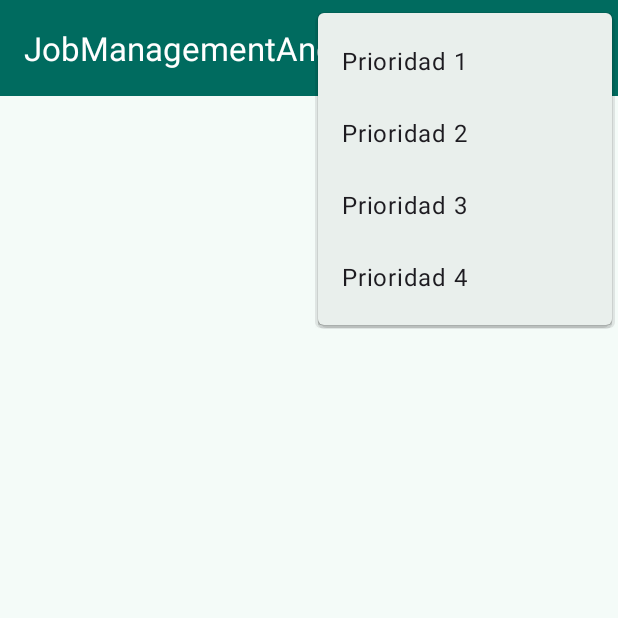
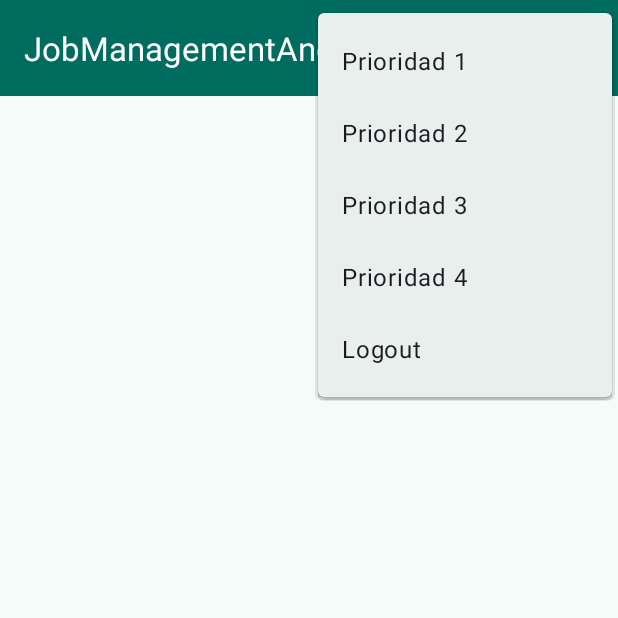
Before and after one commit to Marcos150/JobManagementAndroid, an Android app: the screen it shows after launch (MainActivity), with the options menu open, on a phone screen of 412 x 824 dp, the top half of it. Run offline under Robolectric (Android 15) with nearby library versions, the phone set to English and light mode, and no system bars; our stand-ins replace Room's generated code.

Commit message:
Implementado logout

```diff
--- a/app/src/main/res/menu/menu.xml
+++ b/app/src/main/res/menu/menu.xml
@@ -23,4 +23,7 @@
     <item
         android:id="@+id/opPriority4"
         android:title="@string/txt_menu_priority4" />
+    <item
+        android:id="@+id/opLogout"
+        android:title="@string/txt_menu_logout" />
 </menu>
--- a/app/src/main/res/values/strings.xml
+++ b/app/src/main/res/values/strings.xml
@@ -8,6 +8,7 @@
     <string name="txt_menu_priority2">Prioridad 2</string>
     <string name="txt_menu_priority3">Prioridad 3</string>
     <string name="txt_menu_priority4">Prioridad 4</string>
+    <string name="txt_menu_logout">Logout</string>
     <string name="txt_menu_priorityAll">Todas</string>
     <string name="txt_noConnection">No hay conexión a internet</string>
     <string name="txt_horas_empleadas">Horas empleadas</string>
```
Also changed, not shown: app/src/main/java/edu/marcosadrian/jobmanagementandroid/ui/MainActivity.kt (+11 -0 lines).
